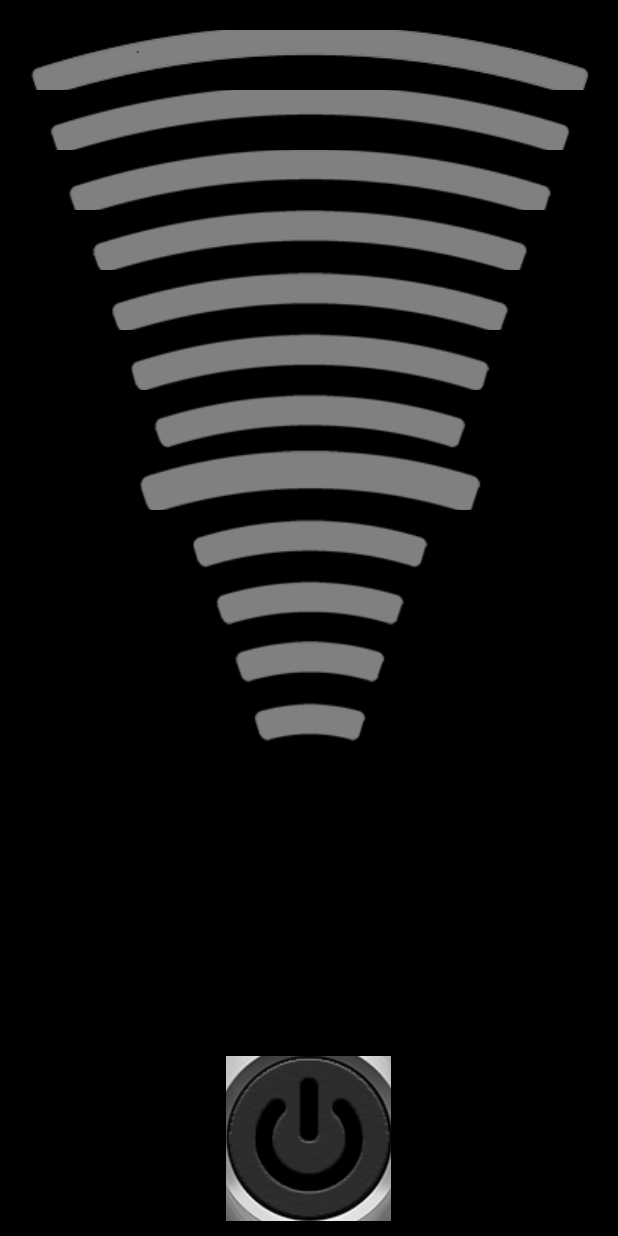
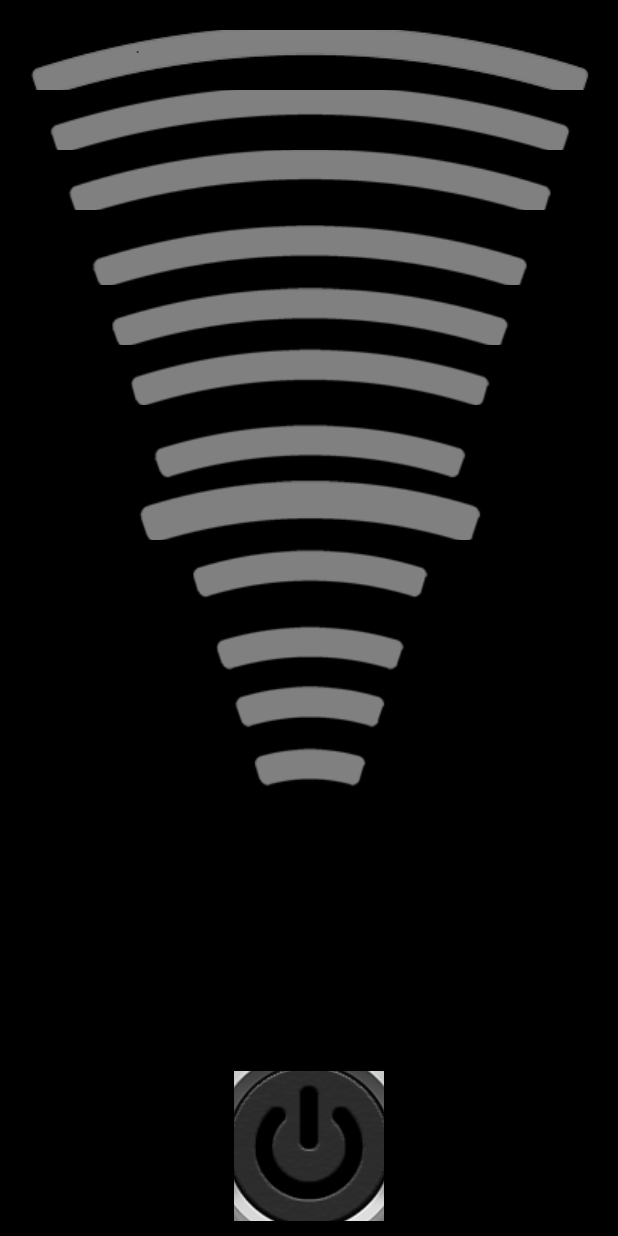
Before and after one commit to 48089748z/ANDROIDMagicFinder, an Android app: the screen it shows after launch (MainActivity), on a phone screen of 412 x 824 dp. Run offline under Robolectric (Android 15) with nearby library versions, the phone set to English and light mode, and no system bars; our stand-ins replace Picasso.

Commit message:
Other bugs.

```diff
--- a/app/src/main/java/com/example/insta/androidmagicfinder/BlockModeActivity.java
+++ b/app/src/main/java/com/example/insta/androidmagicfinder/BlockModeActivity.java
@@ -162,7 +162,7 @@ public class BlockModeActivity extends AppCompatActivity  implements SensorEvent
     protected void onResume()
     {
         super.onResume();
-        sensorManager.registerListener(this, sensorManager.getDefaultSensor(Sensor.TYPE_ORIENTATION), SensorManager.SENSOR_DELAY_FASTEST);  //For the System's Orientation Sensor Registered Listeners
+        sensorManager.registerListener(this, sensorManager.getDefaultSensor(Sensor.TYPE_ORIENTATION), SensorManager.SENSOR_DELAY_NORMAL);  //For the System's Orientation Sensor Registered Listeners
     }
     @Override
     protected void onPause()
--- a/app/src/main/java/com/example/insta/androidmagicfinder/MainActivity.java
+++ b/app/src/main/java/com/example/insta/androidmagicfinder/MainActivity.java
@@ -80,11 +80,13 @@ public class MainActivity extends AppCompatActivity  implements SensorEventListe
         IBmagnetic = (ImageButton) this.findViewById(R.id.IBmagnetic);
 
 
-        onClickPower();
+        powerOn();
+        twelveBars();
         TVmode.setText("                           .");
         powerOff();
 
-        IBpower.setOnClickListener(new View.OnClickListener() {@Override public void onClick(View v) {onClickPower();}});
+        IBpower.setOnClickListener(new View.OnClickListener() {@Override public void onClick(View v) {
+            powerOn();}});
         IBpower.setOnLongClickListener(new View.OnLongClickListener() {@Override public boolean onLongClick(View v) {openDialog();return false;}});
         IB1.setOnClickListener(new View.OnClickListener() {@Override public void onClick(View v) {buttonClicked=1; targetDegrees = currentDegrees;}});
         IB2.setOnClickListener(new View.OnClickListener() {@Override public void onClick(View v) {buttonClicked=2; targetDegrees = currentDegrees;}});
@@ -138,7 +140,7 @@ public class MainActivity extends AppCompatActivity  implements SensorEventListe
 
         }});
     }
-    public void onClickPower()
+    public void powerOn()
     {
         if (power)
         {
@@ -157,9 +159,8 @@ public class MainActivity extends AppCompatActivity  implements SensorEventListe
     private Integer cont = 0;
     public void startMagneticMode()
     {
-
         degreesOnClickPower = currentDegrees;
-        if (!firstHit && buttonClicked==0 || degreesOnClickPower==0)
+        if (!firstHit || degreesOnClickPower==0)
         {
             onClick9();
         }
@@ -191,7 +192,7 @@ public class MainActivity extends AppCompatActivity  implements SensorEventListe
     protected void onResume()
     {
         super.onResume();
-        sensorManager.registerListener(this, sensorManager.getDefaultSensor(Sensor.TYPE_ORIENTATION), SensorManager.SENSOR_DELAY_FASTEST);  //For the System's Orientation Sensor Registered Listeners
+        sensorManager.registerListener(this, sensorManager.getDefaultSensor(Sensor.TYPE_ORIENTATION), SensorManager.SENSOR_DELAY_NORMAL);  //For the System's Orientation Sensor Registered Listeners
     }
     @Override
     protected void onPause()
--- a/app/src/main/res/layout-large/activity_main.xml
+++ b/app/src/main/res/layout-large/activity_main.xml
@@ -42,18 +42,6 @@
     <ImageButton
         android:background="@android:color/black"
         android:layout_width="fill_parent"
-        android:id="@+id/IB9"
-        android:layout_below="@+id/IB10"
-        android:layout_alignParentStart="true"
-        android:layout_alignParentEnd="true"
-        android:paddingBottom="5dp"
-        android:paddingTop="5dp"
-        app:srcCompat="@drawable/ql9"
-        android:layout_height="60dp" />
-
-    <ImageButton
-        android:background="@android:color/black"
-        android:layout_width="fill_parent"
         android:id="@+id/IB8"
         android:layout_below="@+id/IB9"
         android:layout_alignParentStart="true"
@@ -73,30 +61,6 @@
         android:paddingBottom="5dp"
         android:paddingTop="5dp"
         app:srcCompat="@drawable/ql7"
-        android:layout_height="60dp" />
-
-    <ImageButton
-        android:background="@android:color/black"
-        android:layout_width="fill_parent"
-        android:id="@+id/IB6"
-        android:layout_below="@+id/IB7"
-        android:layout_alignParentStart="true"
-        android:layout_alignParentEnd="true"
-        android:paddingBottom="5dp"
-        android:paddingTop="5dp"
-        app:srcCompat="@drawable/ql6"
-        android:layout_height="60dp" />
-
-    <ImageButton
-        android:background="@android:color/black"
-        android:layout_width="fill_parent"
-        android:id="@+id/IB3"
-        android:layout_below="@+id/IB4"
-        android:layout_alignParentStart="true"
-        android:layout_alignParentEnd="true"
-        android:paddingBottom="5dp"
-        android:paddingTop="5dp"
-        app:srcCompat="@drawable/ql3"
         android:layout_height="60dp" />
 
     <ImageButton
@@ -191,5 +155,65 @@
         android:layout_alignParentStart="true"
         android:layout_height="60dp" />
 
+    <TextView
+        android:text="TextView"
+        android:layout_width="wrap_content"
+        android:layout_height="20dp"
+        android:layout_below="@+id/IB10"
+        android:layout_alignParentStart="true"
+        android:id="@+id/textView"
+        android:layout_alignParentEnd="true" />
+
+    <ImageButton
+        android:background="@android:color/black"
+        android:layout_width="fill_parent"
+        android:id="@+id/IB9"
+        android:paddingBottom="5dp"
+        android:paddingTop="5dp"
+        app:srcCompat="@drawable/ql9"
+        android:layout_height="60dp"
+        android:layout_below="@+id/textView"
+        android:layout_alignParentStart="true" />
+
+    <TextView
+        android:text="TextView"
+        android:layout_width="wrap_content"
+        android:layout_height="20dp"
+        android:layout_below="@+id/IB7"
+        android:layout_alignParentStart="true"
+        android:id="@+id/textView5"
+        android:layout_alignParentEnd="true" />
+
+    <ImageButton
+        android:background="@android:color/black"
+        android:layout_width="fill_parent"
+        android:id="@+id/IB6"
+        android:paddingBottom="5dp"
+        android:paddingTop="5dp"
+        app:srcCompat="@drawable/ql6"
+        android:layout_height="60dp"
+        android:layout_below="@+id/textView5"
+        android:layout_alignParentStart="true" />
+
+    <TextView
+        android:text="TextView"
+        android:layout_width="wrap_content"
+        android:layout_height="20dp"
+        android:layout_below="@+id/IB4"
+        android:layout_alignParentStart="true"
+        android:id="@+id/textView7"
+        android:layout_alignParentEnd="true" />
+
+    <ImageButton
+        android:background="@android:color/black"
+        android:layout_width="fill_parent"
+        android:id="@+id/IB3"
+        android:paddingBottom="5dp"
+        android:paddingTop="5dp"
+        app:srcCompat="@drawable/ql3"
+        android:layout_height="60dp"
+        android:layout_below="@+id/textView7"
+        android:layout_alignParentStart="true" />
+
 
 </RelativeLayout>
--- a/app/src/main/res/layout/activity_main.xml
+++ b/app/src/main/res/layout/activity_main.xml
@@ -22,8 +22,8 @@
         android:id="@+id/IB12"
         android:layout_alignParentEnd="true"
         android:layout_height="40dp"
-        android:paddingBottom="5dp"
-        android:paddingTop="5dp"
+        android:paddingBottom="2dp"
+        android:paddingTop="2dp"
         app:srcCompat="@drawable/ql12" />
 
 
@@ -35,21 +35,9 @@
         android:layout_alignParentStart="true"
         android:layout_alignParentEnd="true"
         android:layout_height="40dp"
-        android:paddingBottom="5dp"
-        android:paddingTop="5dp"
+        android:paddingBottom="2dp"
+        android:paddingTop="2dp"
         app:srcCompat="@drawable/ql10" />
-
-    <ImageButton
-        android:background="@android:color/black"
-        android:layout_width="fill_parent"
-        android:id="@+id/IB9"
-        android:layout_below="@+id/IB10"
-        android:layout_alignParentStart="true"
-        android:layout_alignParentEnd="true"
-        android:layout_height="40dp"
-        android:paddingBottom="5dp"
-        android:paddingTop="5dp"
-        app:srcCompat="@drawable/ql9" />
 
     <ImageButton
         android:background="@android:color/black"
@@ -59,8 +47,8 @@
         android:layout_alignParentStart="true"
         android:layout_alignParentEnd="true"
         android:layout_height="40dp"
-        android:paddingBottom="5dp"
-        android:paddingTop="5dp"
+        android:paddingBottom="2dp"
+        android:paddingTop="2dp"
         app:srcCompat="@drawable/ql8" />
 
     <ImageButton
@@ -71,21 +59,9 @@
         android:layout_alignParentStart="true"
         android:layout_alignParentEnd="true"
         android:layout_height="40dp"
-        android:paddingBottom="5dp"
-        android:paddingTop="5dp"
+        android:paddingBottom="2dp"
+        android:paddingTop="2dp"
         app:srcCompat="@drawable/ql7" />
-
-    <ImageButton
-        android:background="@android:color/black"
-        android:layout_width="fill_parent"
-        android:id="@+id/IB6"
-        android:layout_below="@+id/IB7"
-        android:layout_alignParentStart="true"
-        android:layout_alignParentEnd="true"
-        android:layout_height="40dp"
-        android:paddingBottom="5dp"
-        android:paddingTop="5dp"
-        app:srcCompat="@drawable/ql6" />
 
     <ImageButton
         android:background="@android:color/black"
@@ -95,21 +71,9 @@
         android:layout_alignParentStart="true"
         android:layout_alignParentEnd="true"
         android:layout_height="40dp"
-        android:paddingBottom="5dp"
-        android:paddingTop="5dp"
+        android:paddingBottom="2dp"
+        android:paddingTop="2dp"
         app:srcCompat="@drawable/ql4" />
-
-    <ImageButton
-        android:background="@android:color/black"
-        android:layout_width="fill_parent"
-        android:id="@+id/IB3"
-        android:layout_below="@+id/IB4"
-        android:layout_alignParentStart="true"
-        android:layout_alignParentEnd="true"
-        android:layout_height="40dp"
-        android:paddingBottom="5dp"
-        android:paddingTop="5dp"
-        app:srcCompat="@drawable/ql3" />
 
     <ImageButton
         android:background="@android:color/black"
@@ -118,8 +82,8 @@
         android:layout_below="@+id/IB6"
         android:layout_centerHorizontal="true"
         android:layout_height="40dp"
-        android:paddingBottom="5dp"
-        android:paddingTop="5dp"
+        android:paddingBottom="2dp"
+        android:paddingTop="2dp"
         app:srcCompat="@drawable/ql5" />
 
     <ImageButton
@@ -130,8 +94,8 @@
         android:layout_height="40dp"
         android:layout_toEndOf="@+id/IB2"
         android:layout_alignParentStart="true"
-        android:paddingBottom="5dp"
-        android:paddingTop="5dp"
+        android:paddingBottom="2dp"
+        android:paddingTop="2dp"
         app:srcCompat="@drawable/ql1" />
 
     <ImageButton
@@ -141,8 +105,8 @@
         android:layout_height="40dp"
         android:layout_below="@+id/IB3"
         android:layout_alignParentStart="true"
-        android:paddingBottom="5dp"
-        android:paddingTop="5dp"
+        android:paddingBottom="2dp"
+        android:paddingTop="2dp"
         app:srcCompat="@drawable/ql2" />
 
     <ImageButton
@@ -150,9 +114,9 @@
         android:layout_centerHorizontal="true"
         android:id="@+id/IBpower"
         android:background="@android:color/black"
-        android:layout_height="110dp"
-        android:layout_width="110dp"
-        app:srcCompat="@drawable/off" />
+        app:srcCompat="@drawable/off"
+        android:layout_width="100dp"
+        android:layout_height="100dp" />
 
     <ImageButton
         android:layout_width="wrap_content"
@@ -191,9 +155,69 @@
         android:layout_height="40dp"
         android:layout_below="@+id/IB12"
         android:layout_alignParentStart="true"
-        android:paddingBottom="5dp"
-        android:paddingTop="5dp"
+        android:paddingBottom="2dp"
+        android:paddingTop="2dp"
         app:srcCompat="@drawable/ql11" />
+
+    <TextView
+        android:text="TextView"
+        android:layout_width="wrap_content"
+        android:layout_height="10dp"
+        android:layout_below="@+id/IB10"
+        android:layout_alignParentStart="true"
+        android:id="@+id/textView2"
+        android:layout_alignParentEnd="true" />
+
+    <ImageButton
+        android:background="@android:color/black"
+        android:layout_width="fill_parent"
+        android:id="@+id/IB9"
+        android:layout_height="40dp"
+        android:paddingBottom="2dp"
+        android:paddingTop="2dp"
+        app:srcCompat="@drawable/ql9"
+        android:layout_below="@+id/textView2"
+        android:layout_alignParentStart="true" />
+
+    <TextView
+        android:text="TextView"
+        android:layout_height="10dp"
+        android:layout_below="@+id/IB7"
+        android:layout_alignParentStart="true"
+        android:id="@+id/textView3"
+        android:layout_alignParentEnd="true"
+        android:layout_width="wrap_content" />
+
+    <ImageButton
+        android:background="@android:color/black"
+        android:layout_width="fill_parent"
+        android:id="@+id/IB6"
+        android:layout_height="40dp"
+        android:paddingBottom="2dp"
+        android:paddingTop="2dp"
+        app:srcCompat="@drawable/ql6"
+        android:layout_below="@+id/textView3"
+        android:layout_alignParentStart="true" />
+
+    <TextView
+        android:text="TextView"
+        android:layout_width="wrap_content"
+        android:layout_height="10dp"
+        android:layout_below="@+id/IB4"
+        android:layout_alignParentStart="true"
+        android:id="@+id/textView4"
+        android:layout_alignParentEnd="true" />
+
+    <ImageButton
+        android:background="@android:color/black"
+        android:layout_width="fill_parent"
+        android:id="@+id/IB3"
+        android:layout_height="40dp"
+        android:paddingBottom="2dp"
+        android:paddingTop="2dp"
+        app:srcCompat="@drawable/ql3"
+        android:layout_below="@+id/textView4"
+        android:layout_alignParentStart="true" />
 
 
 </RelativeLayout>
```
Also changed, not shown: app/src/main/res/layout-large/activity_block_mode.xml (+61 -37 lines), app/src/main/res/layout/activity_block_mode.xml (+90 -53 lines).
